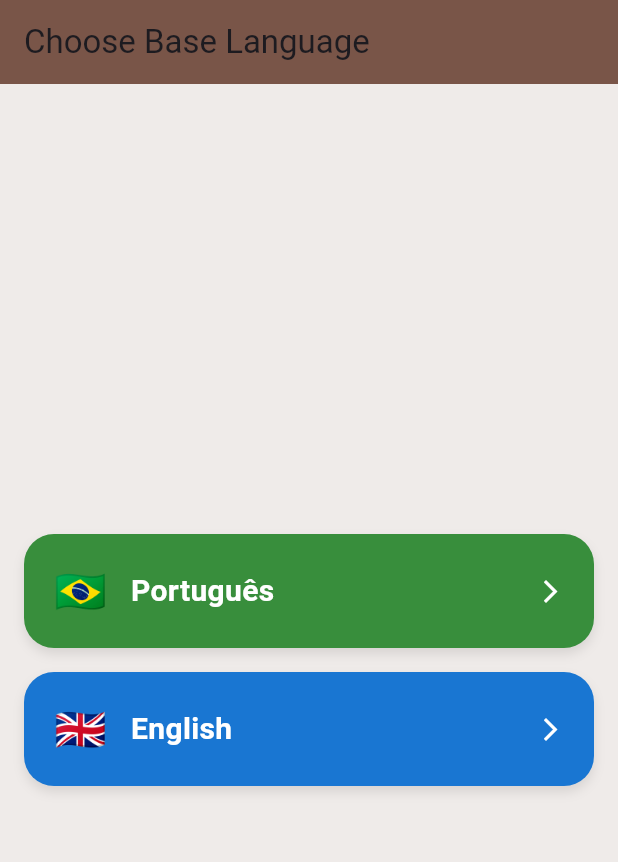
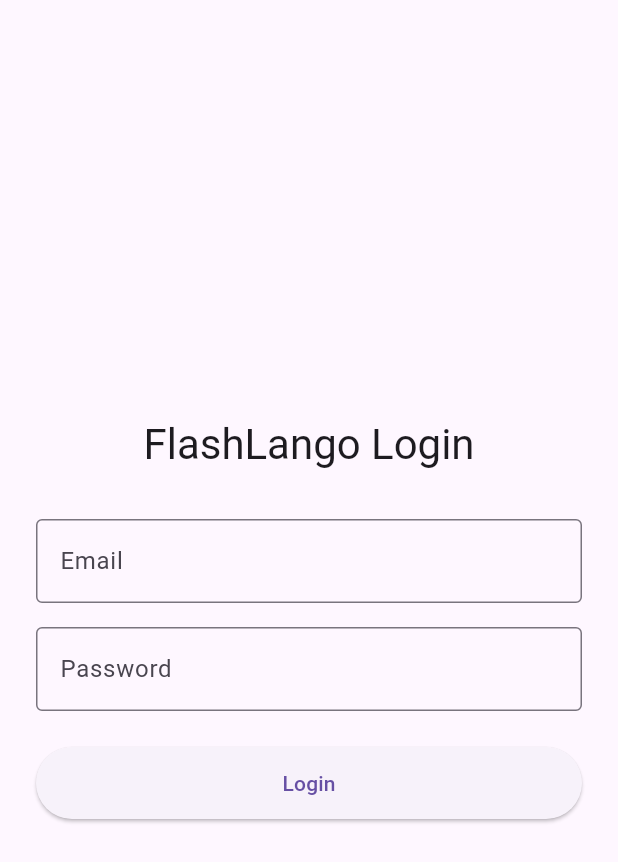
Before and after one commit to AmonBrollo/FlashLingo, a Flutter app: the screen it shows after launch, on a phone screen of 412 x 824 dp. Shown: the top 862 px of the screen. Run offline on Flutter 3.47's test engine with Material 3 defaults, Android fonts, the phone set to English and light mode, and no system bars; our stand-ins replace firebase_auth, firebase_core, image_picker, shared_preferences; accounts and stored records are empty.

Commit message:
🔐 Added login and authentication.

```diff
--- a/lib/main.dart
+++ b/lib/main.dart
@@ -1,9 +1,15 @@
 import 'package:flutter/material.dart';
 import 'package:provider/provider.dart';
-import 'screens/base_language_selector_screen.dart';
+import 'package:firebase_core/firebase_core.dart';
+import 'screens/auth_gate.dart';
 import '/services/review_state.dart';
+import 'firebase_options.dart';
 
-void main() {
+void main() async {
+  WidgetsFlutterBinding.ensureInitialized();
+
+  await Firebase.initializeApp(options: DefaultFirebaseOptions.currentPlatform);
+
   runApp(
     ChangeNotifierProvider(
       create: (_) => ReviewState(),
@@ -18,8 +24,10 @@ class FlashLango extends StatelessWidget {
   @override
   Widget build(BuildContext context) {
     return MaterialApp(
-      home: const BaseLanguageSelectorScreen(),
+      title: 'FlashLango',
+      home: const AuthGate(),
       debugShowCheckedModeBanner: false,
+      theme: ThemeData(primarySwatch: Colors.brown, fontFamily: 'Roboto'),
     );
   }
 }
--- /dev/null
+++ b/lib/screens/auth_gate.dart
@@ -0,0 +1,24 @@
+import 'package:flutter/material.dart';
+import 'package:firebase_auth/firebase_auth.dart';
+import 'login_screen.dart';
+import 'base_language_selector_screen.dart';
+
+class AuthGate extends StatelessWidget {
+  const AuthGate({super.key});
+
+  @override
+  Widget build(BuildContext context) {
+    return StreamBuilder<User?>(
+      stream: FirebaseAuth.instance.authStateChanges(),
+      builder: (context, snapshot) {
+        if (snapshot.connectionState == ConnectionState.waiting) {
+          return const Center(child: CircularProgressIndicator());
+        }
+        if (snapshot.hasData) {
+          return const BaseLanguageSelectorScreen();
+        }
+        return const LoginScreen();
+      },
+    );
+  }
+}
--- /dev/null
+++ b/lib/screens/login_screen.dart
@@ -0,0 +1,81 @@
+import 'package:flutter/material.dart';
+import 'package:firebase_auth/firebase_auth.dart';
+
+class LoginScreen extends StatefulWidget {
+  const LoginScreen({super.key});
+
+  @override
+  State<LoginScreen> createState() => _LoginScreenState();
+}
+
+class _LoginScreenState extends State<LoginScreen> {
+  final _emailController = TextEditingController();
+  final _passwordController = TextEditingController();
+  bool _isLoading = false;
+
+  Future<void> _login() async {
+    setState(() => _isLoading = true);
+
+    try {
+      await FirebaseAuth.instance.signInWithEmailAndPassword(
+        email: _emailController.text.trim(),
+        password: _passwordController.text.trim(),
+      );
+    } on FirebaseAuthException catch (e) {
+      if (!mounted) return;
+      ScaffoldMessenger.of(
+        context,
+      ).showSnackBar(SnackBar(content: Text(e.message ?? 'Login failed')));
+    } finally {
+      setState(() => _isLoading = false);
+    }
+  }
+
+  @override
+  Widget build(BuildContext context) {
+    return Scaffold(
+      body: Center(
+        child: Padding(
+          padding: const EdgeInsets.all(24),
+          child: Column(
+            mainAxisAlignment: MainAxisAlignment.center,
+            children: [
+              Text(
+                "FlashLango Login",
+                style: Theme.of(context).textTheme.headlineMedium,
+              ),
+              const SizedBox(height: 32),
+              TextField(
+                controller: _emailController,
+                keyboardType: TextInputType.emailAddress,
+                decoration: const InputDecoration(
+                  border: OutlineInputBorder(),
+                  labelText: "Email",
+                ),
+              ),
+              const SizedBox(height: 16),
+              TextField(
+                controller: _passwordController,
+                obscureText: true,
+                decoration: const InputDecoration(
+                  border: OutlineInputBorder(),
+                  labelText: "Password",
+                ),
+              ),
+              const SizedBox(height: 24),
+              _isLoading
+                  ? const CircularProgressIndicator()
+                  : ElevatedButton(
+                      onPressed: _login,
+                      style: ElevatedButton.styleFrom(
+                        minimumSize: const Size(double.infinity, 48),
+                      ),
+                      child: const Text("Login"),
+                    ),
+            ],
+          ),
+        ),
+      ),
+    );
+  }
+}
--- a/pubspec.yaml
+++ b/pubspec.yaml
@@ -33,6 +33,8 @@ dependencies:
     sdk: flutter
   provider: ^6.0.5
   shared_preferences: ^2.1.1
+  firebase_core: ^3.0.0
+  firebase_auth: ^5.0.0
 
   # The following adds the Cupertino Icons font to your application.
   # Use with the CupertinoIcons class for iOS style icons.
```
Also changed, not shown: firebase.json (added), lib/firebase_options.dart (added), pubspec.lock, 4 other files.
